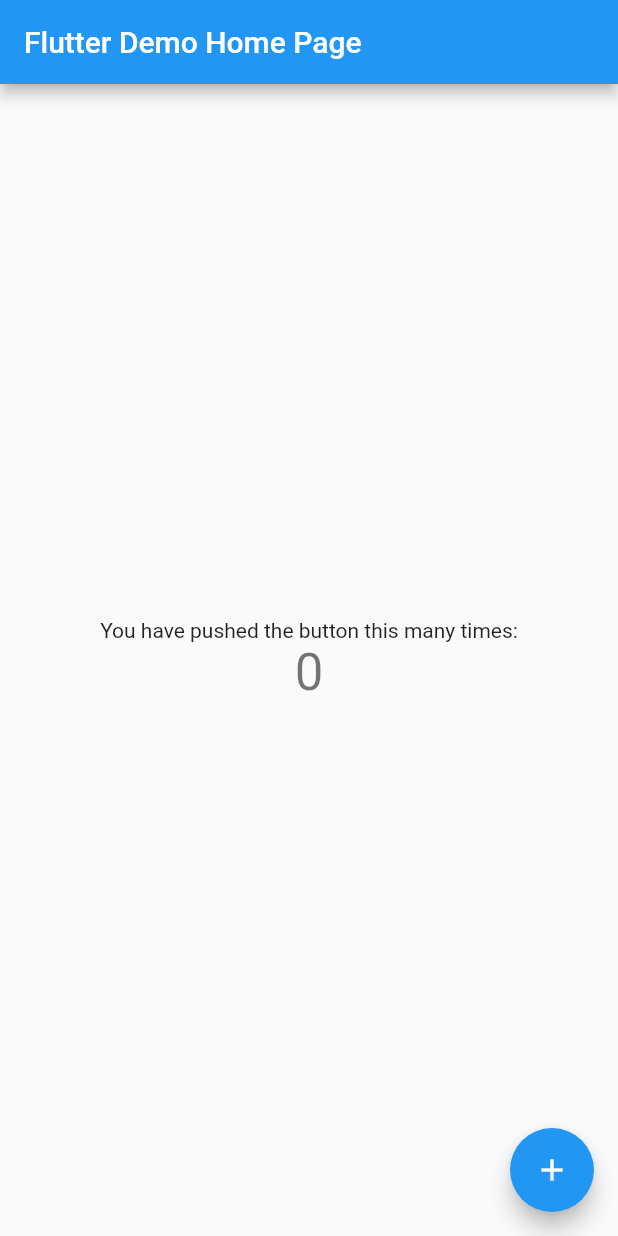
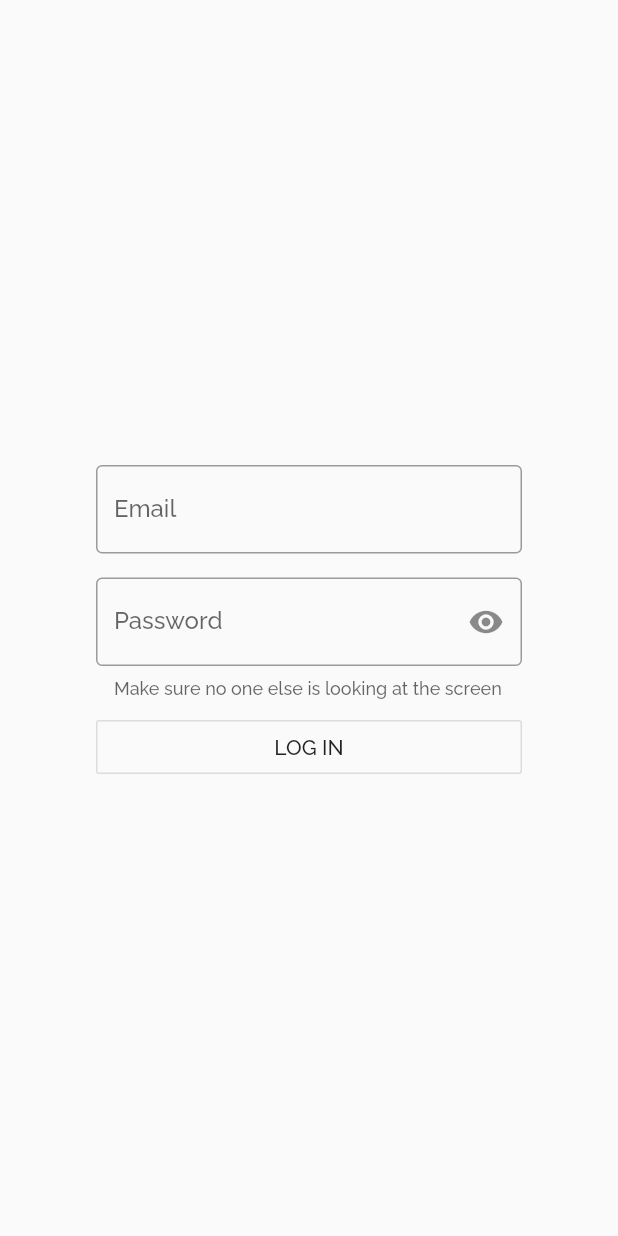
Before and after one commit to smascaro/MDADM_M0.665_PAC3_login, a Flutter app: the screen it shows after launch, on a phone screen of 412 x 824 dp. Run offline on Flutter 3.47's test engine with Material 2 defaults, Android fonts, the phone set to English and light mode, and no system bars.

Commit message:
Add login and main screen

```diff
--- a/lib/main.dart
+++ b/lib/main.dart
@@ -1,4 +1,6 @@
 import 'package:flutter/material.dart';
+import 'package:login/screens/login_screen.dart';
+import 'package:login/screens/main_screen.dart';
 
 void main() {
   runApp(MyApp());
@@ -9,109 +11,13 @@ class MyApp extends StatelessWidget {
   @override
   Widget build(BuildContext context) {
     return MaterialApp(
-      title: 'Flutter Demo',
+      title: 'Login',
       theme: ThemeData(
-        // This is the theme of your application.
-        //
-        // Try running your application with "flutter run". You'll see the
-        // application has a blue toolbar. Then, without quitting the app, try
-        // changing the primarySwatch below to Colors.green and then invoke
-        // "hot reload" (press "r" in the console where you ran "flutter run",
-        // or simply save your changes to "hot reload" in a Flutter IDE).
-        // Notice that the counter didn't reset back to zero; the application
-        // is not restarted.
-        primarySwatch: Colors.blue,
-        // This makes the visual density adapt to the platform that you run
-        // the app on. For desktop platforms, the controls will be smaller and
-        // closer together (more dense) than on mobile platforms.
-        visualDensity: VisualDensity.adaptivePlatformDensity,
-      ),
-      home: MyHomePage(title: 'Flutter Demo Home Page'),
+          primarySwatch: Colors.blueGrey,
+          visualDensity: VisualDensity.adaptivePlatformDensity,
+          fontFamily: "Raleway"),
+      home: LoginScreen(),
+      routes: {MainScreen.routeName: (context) => MainScreen()},
     );
   }
 }
-
-class MyHomePage extends StatefulWidget {
-  MyHomePage({Key key, this.title}) : super(key: key);
-
-  // This widget is the home page of your application. It is stateful, meaning
-  // that it has a State object (defined below) that contains fields that affect
-  // how it looks.
-
-  // This class is the configuration for the state. It holds the values (in this
-  // case the title) provided by the parent (in this case the App widget) and
-  // used by the build method of the State. Fields in a Widget subclass are
-  // always marked "final".
-
-  final String title;
-
-  @override
-  _MyHomePageState createState() => _MyHomePageState();
-}
-
-class _MyHomePageState extends State<MyHomePage> {
-  int _counter = 0;
-
-  void _incrementCounter() {
-    setState(() {
-      // This call to setState tells the Flutter framework that something has
-      // changed in this State, which causes it to rerun the build method below
-      // so that the display can reflect the updated values. If we changed
-      // _counter without calling setState(), then the build method would not be
-      // called again, and so nothing would appear to happen.
-      _counter++;
-    });
-  }
-
-  @override
-  Widget build(BuildContext context) {
-    // This method is rerun every time setState is called, for instance as done
-    // by the _incrementCounter method above.
-    //
-    // The Flutter framework has been optimized to make rerunning build methods
-    // fast, so that you can just rebuild anything that needs updating rather
-    // than having to individually change instances of widgets.
-    return Scaffold(
-      appBar: AppBar(
-        // Here we take the value from the MyHomePage object that was created by
-        // the App.build method, and use it to set our appbar title.
-        title: Text(widget.title),
-      ),
-      body: Center(
-        // Center is a layout widget. It takes a single child and positions it
-        // in the middle of the parent.
-        child: Column(
-          // Column is also a layout widget. It takes a list of children and
-          // arranges them vertically. By default, it sizes itself to fit its
-          // children horizontally, and tries to be as tall as its parent.
-          //
-          // Invoke "debug painting" (press "p" in the console, choose the
-          // "Toggle Debug Paint" action from the Flutter Inspector in Android
-          // Studio, or the "Toggle Debug Paint" command in Visual Studio Code)
-          // to see the wireframe for each widget.
-          //
-          // Column has various properties to control how it sizes itself and
-          // how it positions its children. Here we use mainAxisAlignment to
-          // center the children vertically; the main axis here is the vertical
-          // axis because Columns are vertical (the cross axis would be
-          // horizontal).
-          mainAxisAlignment: MainAxisAlignment.center,
-          children: <Widget>[
-            Text(
-              'You have pushed the button this many times:',
-            ),
-            Text(
-              '$_counter',
-              style: Theme.of(context).textTheme.headline4,
-            ),
-          ],
-        ),
-      ),
-      floatingActionButton: FloatingActionButton(
-        onPressed: _incrementCounter,
-        tooltip: 'Increment',
-        child: Icon(Icons.add),
-      ), // This trailing comma makes auto-formatting nicer for build methods.
-    );
-  }
-}
--- /dev/null
+++ b/lib/screens/login_screen.dart
@@ -0,0 +1,103 @@
+import 'package:flutter/material.dart';
+import 'package:login/screens/main_screen.dart';
+
+class LoginScreen extends StatefulWidget {
+  static const routeName = "/";
+
+  @override
+  _LoginScreenState createState() => _LoginScreenState();
+}
+
+class _LoginScreenState extends State<LoginScreen> {
+  final _formKey = GlobalKey<FormState>();
+  bool _passwordVisible = false;
+  String _email = "";
+  String _password = "";
+
+  void _togglePasswordVisibility() {
+    setState(() {
+      _passwordVisible = !_passwordVisible;
+    });
+  }
+
+  @override
+  Widget build(BuildContext context) {
+    return Scaffold(
+      body: Center(
+        child: Form(
+          key: _formKey,
+          child: Column(
+            mainAxisAlignment: MainAxisAlignment.center,
+            crossAxisAlignment: CrossAxisAlignment.center,
+            children: [buildUsernameTextField(), buildPasswordTextField(), buildLoginButton(context)],
+          ),
+        ),
+      ),
+    );
+  }
+
+  Padding buildUsernameTextField() {
+    return Padding(
+      padding: buildFormElementPadding(),
+      child: TextFormField(
+          decoration: InputDecoration(
+              border: OutlineInputBorder(), hintText: "Enter your email address", labelText: "Email"),
+          validator: (value) => !value.contains("@") ? "Please enter a valid email address" : null,
+          autofillHints: [AutofillHints.username, AutofillHints.email],
+          onChanged: (value) {
+            setState(() {
+              _email = value;
+            });
+          }),
+    );
+  }
+
+  Padding buildPasswordTextField() {
+    return Padding(
+      padding: buildFormElementPadding(),
+      child: TextFormField(
+        decoration: InputDecoration(
+            border: OutlineInputBorder(),
+            hintText: "Enter your password",
+            labelText: "Password",
+            helperText: "Make sure no one else is looking at the screen",
+            suffixIcon: IconButton(
+              icon: Icon(_passwordVisible ? Icons.visibility_off : Icons.visibility),
+              onPressed: _togglePasswordVisibility,
+            )),
+        validator: (value) => value.length < 9 ? "Password too short" : null,
+        autofillHints: [AutofillHints.password],
+        obscureText: !_passwordVisible,
+        onChanged: (value) {
+          setState(() {
+            _password = value;
+          });
+        },
+      ),
+    );
+  }
+
+  EdgeInsets buildFormElementPadding() => const EdgeInsets.symmetric(horizontal: 64.0, vertical: 8.0);
+
+  Container buildLoginButton(BuildContext context) {
+    return Container(
+      width: double.infinity,
+      child: Padding(
+        padding: const EdgeInsets.symmetric(horizontal: 64.0),
+        child: OutlineButton(
+          child: Text(
+            "LOG IN",
+          ),
+          color: Colors.blueGrey,
+          onPressed: () {
+            // Handle press
+            if (_formKey.currentState.validate()) {
+              Navigator.pushNamed(context, MainScreen.routeName,
+                  arguments: MainScreenArgs(_email, _password));
+            }
+          },
+        ),
+      ),
+    );
+  }
+}
--- a/pubspec.yaml
+++ b/pubspec.yaml
@@ -38,6 +38,12 @@ dev_dependencies:
 
 # The following section is specific to Flutter.
 flutter:
+  fonts:
+    - family: Raleway
+      fonts:
+        - asset: fonts/Raleway-Medium.ttf
+        - asset: fonts/Raleway-Bold.ttf
+          weight: 700
 
   # The following line ensures that the Material Icons font is
   # included with your application, so that you can use the icons in
```
Also changed, not shown: lib/screens/main_screen.dart (added, +73 -0 lines), fonts/Raleway-Bold.ttf (added), fonts/Raleway-Italic.ttf (added), fonts/Raleway-Medium.ttf (added), fonts/Raleway-Regular.ttf (added).
